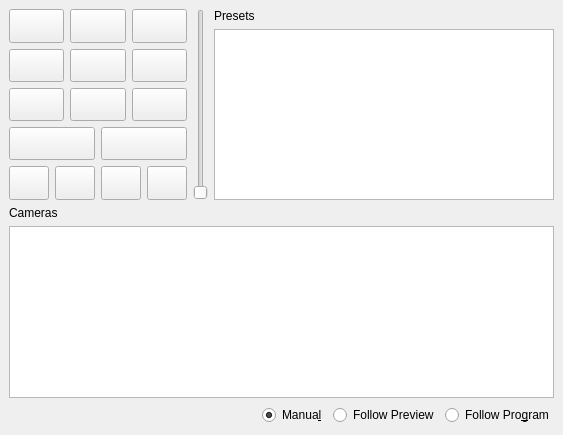
First picture: the form in ptz-controls.ui, repository glikely/obs-ptz, before the edit.
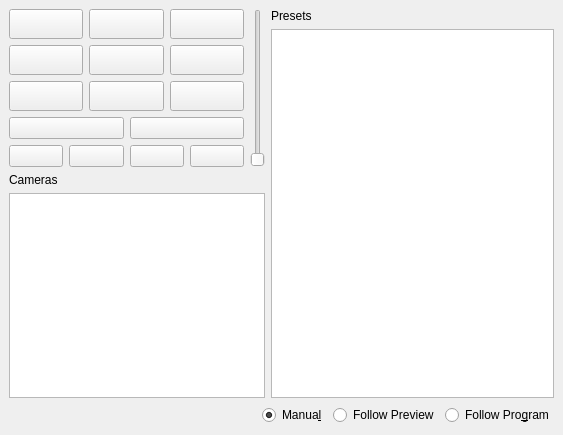
Second picture: the form after the edit. Icons and pictures are not drawn.

Commit message:
ui: Make preset list full height of dock
Selecting presets is a common activity, but with the previous layout
the preset list often needed to be scrolled to find the wanted entry.
Restructure the window layout to have the preset list the full height of
the dock window.

Diff of the .ui file:
```diff
--- a/ptz-controls.ui
+++ b/ptz-controls.ui
@@ -25,6 +25,10 @@
    </property>
    <layout class="QVBoxLayout" name="verticalLayout">
     <item>
+     <layout class="QHBoxLayout" name="horizontalLayout_3" stretch="0,1">
+      <item>
+       <layout class="QVBoxLayout" name="verticalLayout_4">
+        <item>
      <layout class="QGridLayout" name="gridLayout">
       <item row="0" column="0">
        <widget class="QPushButton" name="panTiltButton_upleft">
@@ -389,8 +393,32 @@
         </item>
        </layout>
       </item>
-      <item row="0" column="4" rowspan="5">
-       <layout class="QVBoxLayout" name="verticalLayout_2" stretch="0,1">
+         </layout>
+        </item>
+        <item>
+         <widget class="QLabel" name="label_2">
+          <property name="text">
+           <string>Cameras</string>
+          </property>
+         </widget>
+        </item>
+        <item>
+         <widget class="QListView" name="cameraList">
+          <property name="sizePolicy">
+           <sizepolicy hsizetype="Minimum" vsizetype="Expanding">
+            <horstretch>0</horstretch>
+            <verstretch>0</verstretch>
+           </sizepolicy>
+          </property>
+          <property name="editTriggers">
+           <set>QAbstractItemView::EditKeyPressed</set>
+          </property>
+         </widget>
+        </item>
+       </layout>
+      </item>
+      <item>
+       <layout class="QVBoxLayout" name="verticalLayout_2" stretch="0,2">
         <item>
          <widget class="QLabel" name="label">
           <property name="text">
@@ -412,32 +440,6 @@
       </item>
      </layout>
     </item>
-    <item>
-     <widget class="QLabel" name="label_2">
-      <property name="text">
-       <string>Cameras</string>
-      </property>
-     </widget>
-    </item>
-    <item>
-     <widget class="QListView" name="cameraList">
-      <property name="sizePolicy">
-       <sizepolicy hsizetype="Minimum" vsizetype="Expanding">
-        <horstretch>0</horstretch>
-        <verstretch>0</verstretch>
-       </sizepolicy>
-      </property>
-      <property name="maximumSize">
-       <size>
-        <width>16777215</width>
-        <height>16777215</height>
-       </size>
-      </property>
-      <property name="editTriggers">
-       <set>QAbstractItemView::EditKeyPressed</set>
-      </property>
-     </widget>
-    </item>
     <item>
      <layout class="QHBoxLayout" name="horizontalLayout_2">
       <item>
```
Lines whose indentation alone changed are shown as unchanged.
